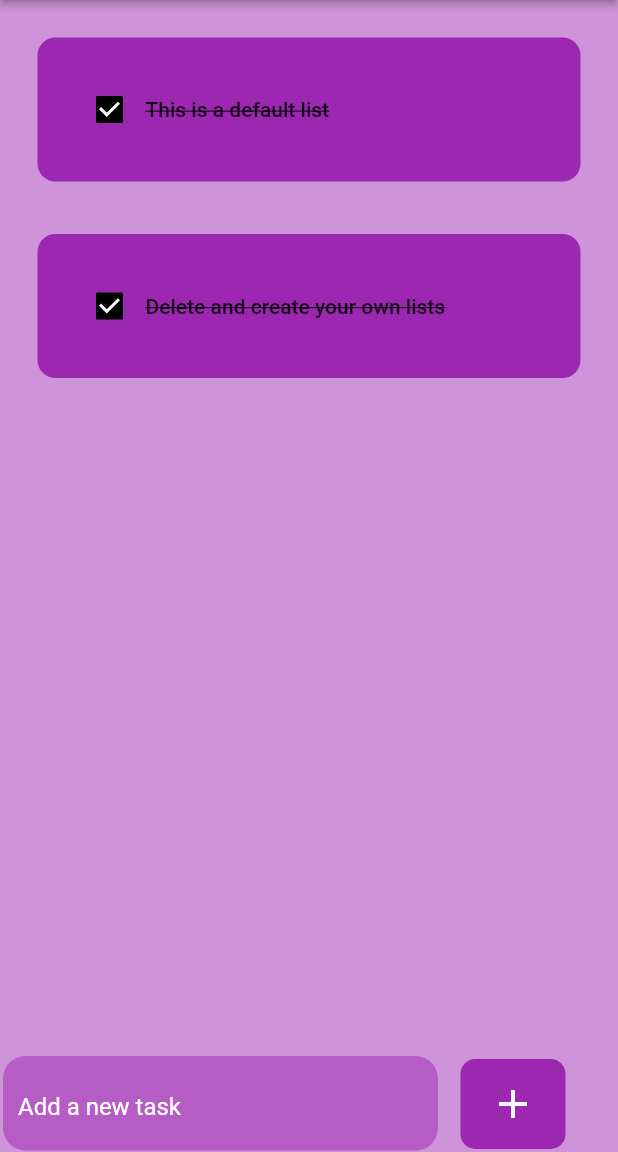
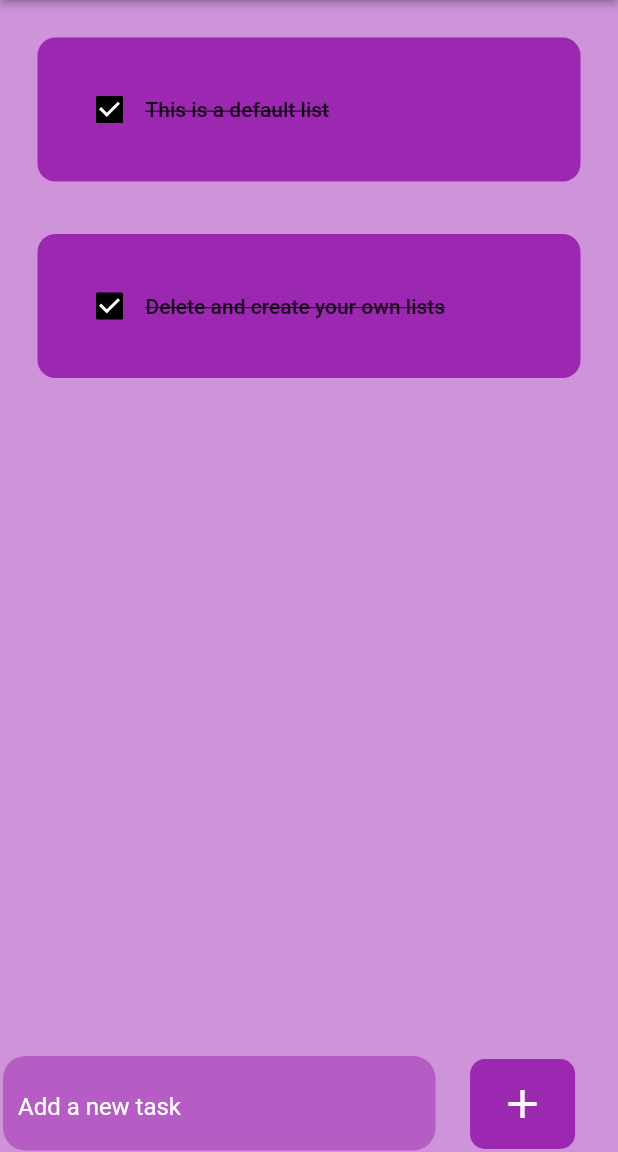
Before and after one commit to Oc-ean/ToDo-App, a Flutter app: the screen it shows after launch, on a phone screen of 412 x 824 dp, the part 84-1236 px from its top. Run offline on Flutter 3.47's test engine with Material 2 defaults, Android fonts, the phone set to English and light mode, and no system bars; drawn by our look-alikes of flutter_slidable; our stand-ins replace hive_flutter; accounts and stored records are empty.

Commit message:
first commit

```diff
--- a/lib/views/home.dart
+++ b/lib/views/home.dart
@@ -83,8 +83,28 @@ class _HomePageState extends State<HomePage> {
               ),
             ),
           ),
-          _bottomNavigationBar(
-            textField: TextField(
+          _bottomNavigationBar(context),
+        ],
+      ),
+    );
+  }
+
+  Widget _bottomNavigationBar(BuildContext context) {
+    return Row(
+      children: [
+        Container(
+          padding: const EdgeInsets.only(top: 15),
+          margin: const EdgeInsets.only(left: 2, right: 5, bottom: 1),
+          width: MediaQuery.of(context).size.width * 0.7,
+          // height: 55.0,
+          decoration: BoxDecoration(
+            borderRadius: BorderRadius.circular(15),
+            color: Colors.purple.withOpacity(0.5),
+          ),
+          child: SizedBox(
+            width: 200,
+            // width: MediaQuery.of(context).size.width - 90,
+            child: TextField(
               controller: _controller,
               style: const TextStyle(color: Colors.black),
               textAlignVertical: TextAlignVertical.center,
@@ -103,31 +123,9 @@ class _HomePageState extends State<HomePage> {
               ),
             ),
           ),
-        ],
-      ),
-    );
-  }
-
-  Widget _bottomNavigationBar({required dynamic textField}) {
-    return Row(
-      children: [
-        Container(
-          padding: const EdgeInsets.only(top: 15),
-          margin: const EdgeInsets.only(left: 2, right: 5, bottom: 1),
-          width: 290,
-          // height: 55.0,
-          decoration: BoxDecoration(
-            borderRadius: BorderRadius.circular(15),
-            color: Colors.purple.withOpacity(0.5),
-          ),
-          child: SizedBox(
-            width: 200,
-            // width: MediaQuery.of(context).size.width - 90,
-            child: textField,
-          ),
         ),
         const SizedBox(
-          width: 10,
+          width: 18,
         ),
         InkWell(
           onTap: () {
@@ -151,3 +149,4 @@ class _HomePageState extends State<HomePage> {
     );
   }
 }
+// Quick reminder of things that needs to be done.
```
